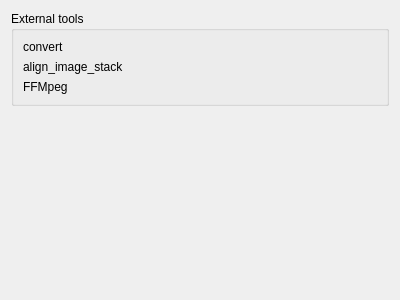
This is src/gui/desktop/config_tabs/tools_tab.ui in Kicer86/photobroom as Qt 5 draws it before an edit. The edited form follows.
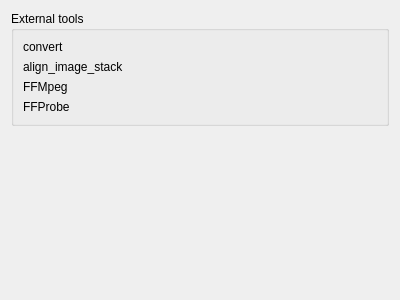
This is the edited form. Custom widgets are drawn as their Qt base class.

Commit message: introducing settings for FFProbe tool (path)

What changed in the file:
```diff
--- a/src/gui/desktop/config_tabs/tools_tab.ui
+++ b/src/gui/desktop/config_tabs/tools_tab.ui
@@ -56,6 +56,16 @@
       <item row="2" column="1">
        <widget class="QtExtChooseFile" name="ffmpegPath" native="true"/>
       </item>
+      <item row="3" column="0">
+       <widget class="QLabel" name="ffprobeLabel">
+        <property name="text">
+         <string>FFProbe</string>
+        </property>
+       </widget>
+      </item>
+      <item row="3" column="1">
+       <widget class="QtExtChooseFile" name="ffprobePath" native="true"/>
+      </item>
      </layout>
     </widget>
    </item>
```
The commit also changes 5 other files.
